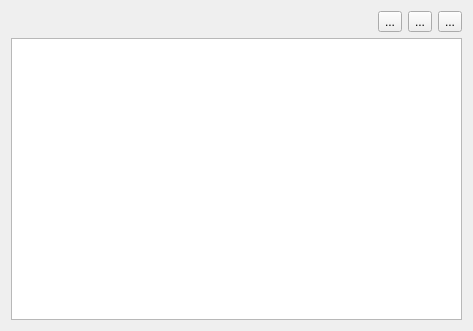
Smitt64/RsWorkTools, file ToolsRuntime/widgets/stringlisteditor.ui: the form before one commit.
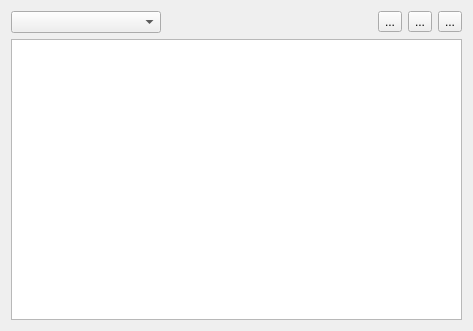
The form after the commit. Icons and pictures are not drawn.

Commit message: Add groups to string widget

Patch:
```diff
--- a/ToolsRuntime/widgets/stringlisteditor.ui
+++ b/ToolsRuntime/widgets/stringlisteditor.ui
@@ -16,6 +16,16 @@
   <layout class="QVBoxLayout" name="verticalLayout">
    <item>
     <layout class="QHBoxLayout" name="horizontalLayout">
+     <item>
+      <widget class="QComboBox" name="categoryCombo">
+       <property name="minimumSize">
+        <size>
+         <width>150</width>
+         <height>0</height>
+        </size>
+       </property>
+      </widget>
+     </item>
      <item>
       <spacer name="horizontalSpacer">
        <property name="orientation">
```
Left out of the diff: 8 changed lines with no effect on the pictures. The commit also changes 4 other files.
